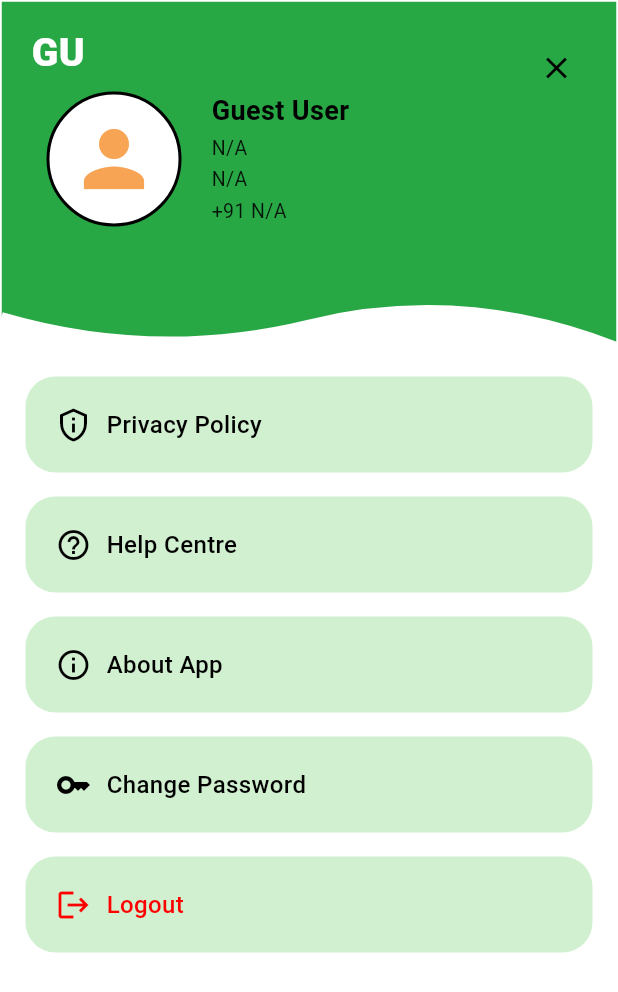
After one commit to Shanmuka-p/Hoot_Path, a Flutter app: the ProfileScreen screen opened directly, on a phone screen of 412 x 824 dp. The commit adds this screen. Shown: the top 992 px of the screen. Run offline on Flutter 3.47's test engine with Material 3 defaults, Android fonts, the light colour scheme and no system bars; our stand-ins replace device_preview, shared_preferences; accounts and stored records are empty.

Commit message:
profile changes

```diff
--- /dev/null
+++ b/frontend/lib/profilescreen.dart
@@ -0,0 +1,287 @@
+import 'package:flutter/material.dart';
+
+import 'package:hoot_path/services/auth_service.dart';
+import 'package:hoot_path/login_screen.dart';
+
+const kProfileGreen = Color(0xFF28A745);
+const kMenuBgColor = Color(0xFFEAF5D4);
+const kAvatarBgColor = Color(0xFFFDE4B5);
+const kAvatarIconColor = Color(0xFFFF8C00);
+
+class ProfileScreen extends StatelessWidget {
+  final Map<String, dynamic>? userData;
+
+  const ProfileScreen({
+    super.key,
+    this.userData,
+  });
+
+  Map<String, dynamic> get _data {
+    if (userData != null && userData!.isNotEmpty) return userData!;
+    if (AuthSession.instance.userData.isNotEmpty) return AuthSession.instance.userData;
+
+    // Fallback default
+    return const {
+      "first_name": "Guest User",
+      "gender": "male",
+      "mobile": "N/A",
+      "email": "N/A",
+      "roll_no": "N/A"
+    };
+  }
+
+  String _getInitials(String name) {
+    if (name.trim().isEmpty) return '??';
+    List<String> names = name.trim().split(' ');
+    if (names.length >= 2) {
+      return '${names[0][0]}${names[names.length - 1][0]}'.toUpperCase();
+    }
+    return names[0].substring(0, names[0].length >= 2 ? 2 : 1).toUpperCase();
+  }
+
+  @override
+  Widget build(BuildContext context) {
+    return Scaffold(
+      backgroundColor: Colors.white,
+      body: Container(
+        // Adding a thick border to match the reference image exactly
+        decoration: BoxDecoration(
+          color: Colors.white,
+          border: Border.all(color: const Color.fromARGB(255, 255, 255, 255),),
+        ),
+        child: Column(
+          children: [
+            // Header
+            SizedBox(
+              height: 240,
+              width: double.infinity,
+              child: Stack(
+                children: [
+                  // Green wavy background
+                  ClipPath(
+                    clipper: _WavyClipper(),
+                    child: Container(
+                      height: 240,
+                      color: const Color.fromARGB(255, 40, 167, 69),
+                    ),
+                  ),
+                  // Wavy black stroke
+                  CustomPaint(
+                    size: const Size(double.infinity, 240),
+                    painter: _WavyBorderPainter(),
+                  ),
+                  // "TH" Text
+                  Positioned(
+                    top: 16,
+                    left: 20,
+                    child: Text(
+                      _getInitials(_data['first_name'] ?? ''),
+                      style: const TextStyle(
+                        color: Colors.white,
+                        fontSize: 26,
+                        fontWeight: FontWeight.w900,
+                      ),
+                    ),
+                  ),
+                  // Profile Info
+                  Positioned(
+                    top: 60,
+                    left: 30,
+                    child: Row(
+                      crossAxisAlignment: CrossAxisAlignment.start,
+                      children: [
+                        // Avatar Icon
+                        Container(
+                          width: 90,
+                          height: 90,
+                          decoration: BoxDecoration(
+                            color: const Color.fromARGB(255, 255, 255, 255),
+                            shape: BoxShape.circle,
+                            border: Border.all(color: const Color.fromARGB(255, 0, 0, 0), width: 2),
+                            image: (_data['profile_pic'] != null && _data['profile_pic'].toString().isNotEmpty && !_data['profile_pic'].toString().endsWith('dummy.png'))
+                                ? DecorationImage(
+                                    image: NetworkImage(_data['profile_pic']),
+                                    fit: BoxFit.cover,
+                                  )
+                                : null,
+                          ),
+                          child: (_data['profile_pic'] == null || _data['profile_pic'].toString().isEmpty || _data['profile_pic'].toString().endsWith('dummy.png'))
+                              ? Icon(
+                                  (_data['gender']?.toString().toLowerCase() == 'female') ? Icons.face_3 : Icons.person,
+                                  color: const Color.fromARGB(255, 248, 164, 85),
+                                  size: 60,
+                                )
+                              : null,
+                        ),
+                        const SizedBox(width: 20),
+                        // Text Details
+                        Column(
+                          crossAxisAlignment: CrossAxisAlignment.start,
+                          children: [
+                            Text(
+                              _data['first_name'] ?? 'N/A',
+                              style: const TextStyle(
+                                color: Color.fromARGB(255, 0, 0, 0),
+                                fontSize: 18,
+                                fontWeight: FontWeight.bold,
+                              ),
+                            ),
+                            const SizedBox(height: 2),
+                            Text(
+                              _data['roll_no'] ?? 'N/A',
+                              style: const TextStyle(
+                                color: Colors.black87,
+                                fontSize: 13,
+                                fontWeight: FontWeight.w400,
+                              ),
+                            ),
+                            const SizedBox(height: 2),
+                            Text(
+                              _data['email'] ?? 'N/A',
+                              style: const TextStyle(
+                                color: Colors.black87,
+                                fontSize: 13,
+                                fontWeight: FontWeight.w400,
+                              ),
+                            ),
+                            const SizedBox(height: 2),
+                            Text(
+                              '+91 ${_data['mobile'] ?? 'N/A'}',
+                              style: const TextStyle(
+                                color: Colors.black87,
+                                fontSize: 13,
+                                fontWeight: FontWeight.w400,
+                              ),
+                            ),
+                          ],
+                        ),
+                      ],
+                    ),
+                  ),
+                  // Back button (optional but good for UX)
+                  Positioned(
+                    top: 20,
+                    right: 16,
+                    child: IconButton(
+                      icon: const Icon(Icons.close, color: Color.fromARGB(255, 0, 0, 0)),
+                      onPressed: () => Navigator.pop(context),
+                    ),
+                  ),
+                ],
+              ),
+            ),
+
+            const SizedBox(height: 10),
+
+            // Menu Items
+            Expanded(
+              child: ListView(
+                padding: const EdgeInsets.symmetric(horizontal: 16),
+                children: [
+                  _buildMenuItem('Privacy Policy',Icons.privacy_tip_outlined),
+                  const SizedBox(height: 16),
+                  _buildMenuItem('Help Centre',Icons.help_outline),
+                  const SizedBox(height: 16),
+                  _buildMenuItem('About App',Icons.info_outline),
+                  const SizedBox(height: 16),
+                  _buildMenuItem('Change Password',Icons.key),
+                  const SizedBox(height: 16),
+                  _buildMenuItem('Logout',Icons.logout, onTap: () async {
+                    await AuthService.logout();
+                    if (context.mounted) {
+                      Navigator.pushAndRemoveUntil(
+                        context,
+                        MaterialPageRoute(builder: (_) => const LoginScreen()),
+                        (route) => false,
+                      );
+                    }
+                  }),
+                  const SizedBox(height: 24),
+                ],
+              ),
+            ),
+          ],
+        ),
+      ),
+    );
+  }
+
+  Widget _buildMenuItem(String title,IconData icon, {VoidCallback? onTap}) {
+    return GestureDetector(
+      onTap: onTap,
+      behavior: HitTestBehavior.opaque,
+      child: Container(
+        width: double.infinity,
+        padding: const EdgeInsets.symmetric(vertical: 20, horizontal: 20),
+        decoration: BoxDecoration(
+          color: const Color.fromARGB(162, 183, 232, 181),
+          borderRadius: BorderRadius.circular(20),
+        ),
+        child: Row(
+        children: [
+          Icon(icon,color: title=='Logout'?const Color.fromARGB(255, 255, 0, 0):Colors.black,),
+          SizedBox(width: 10),
+          Text(
+            title,
+            style:  TextStyle(
+              color: title=='Logout'?const Color.fromARGB(255, 255, 0, 0):Colors.black,
+              fontSize: 16,
+              fontWeight: FontWeight.w500,
+            ),
+          ),
+        ],
+      ),
+    ));
+  }
+}
+
+class _WavyClipper extends CustomClipper<Path> {
+  @override
+  Path getClip(Size size) {
+    var path = Path();
+    path.lineTo(0, size.height - 30);
+
+    // First curve
+    var firstControlPoint = Offset(size.width / 4, size.height);
+    var firstEndPoint = Offset(size.width / 2, size.height - 25);
+    path.quadraticBezierTo(firstControlPoint.dx, firstControlPoint.dy, firstEndPoint.dx, firstEndPoint.dy);
+
+    // Second curve
+    var secondControlPoint = Offset(size.width * 3 / 4, size.height - 50);
+    var secondEndPoint = Offset(size.width, size.height - 10);
+    path.quadraticBezierTo(secondControlPoint.dx, secondControlPoint.dy, secondEndPoint.dx, secondEndPoint.dy);
+
+    path.lineTo(size.width, 0);
+    path.close();
+    return path;
+  }
+
+  @override
+  bool shouldReclip(CustomClipper<Path> oldClipper) => false;
+}
+
+class _WavyBorderPainter extends CustomPainter {
+  @override
+  void paint(Canvas canvas, Size size) {
+    var paint = Paint()
+      ..color = const Color.fromARGB(255, 255, 255, 255)
+      ..style = PaintingStyle.stroke
+      ..strokeWidth = 6.0; // Thick black stroke
+
+    var path = Path();
+    path.moveTo(0, size.height - 30);
+
+    var firstControlPoint = Offset(size.width / 4, size.height);
+    var firstEndPoint = Offset(size.width / 2, size.height - 25);
+    path.quadraticBezierTo(firstControlPoint.dx, firstControlPoint.dy, firstEndPoint.dx, firstEndPoint.dy);
+
+    var secondControlPoint = Offset(size.width * 3 / 4, size.height - 50);
+    var secondEndPoint = Offset(size.width, size.height - 10);
+    path.quadraticBezierTo(secondControlPoint.dx, secondControlPoint.dy, secondEndPoint.dx, secondEndPoint.dy);
+
+    canvas.drawPath(path, paint);
+  }
+
+  @override
+  bool shouldRepaint(CustomPainter oldDelegate) => false;
+}
--- a/frontend/pubspec.yaml
+++ b/frontend/pubspec.yaml
@@ -36,6 +36,7 @@ dependencies:
   cupertino_icons: ^1.0.8
   device_preview: ^1.3.1
   http: ^1.6.0
+  shared_preferences: ^2.3.2
 
 dev_dependencies:
   flutter_test:
```
Also changed, not shown: frontend/lib/analytics_screen.dart (+13 -1 lines), frontend/lib/main.dart (+10 -5 lines), frontend/lib/services/auth_service.dart (+40 -2 lines), frontend/lib/views/analytics_view.dart (+12 -1 lines), frontend/pubspec.lock.
